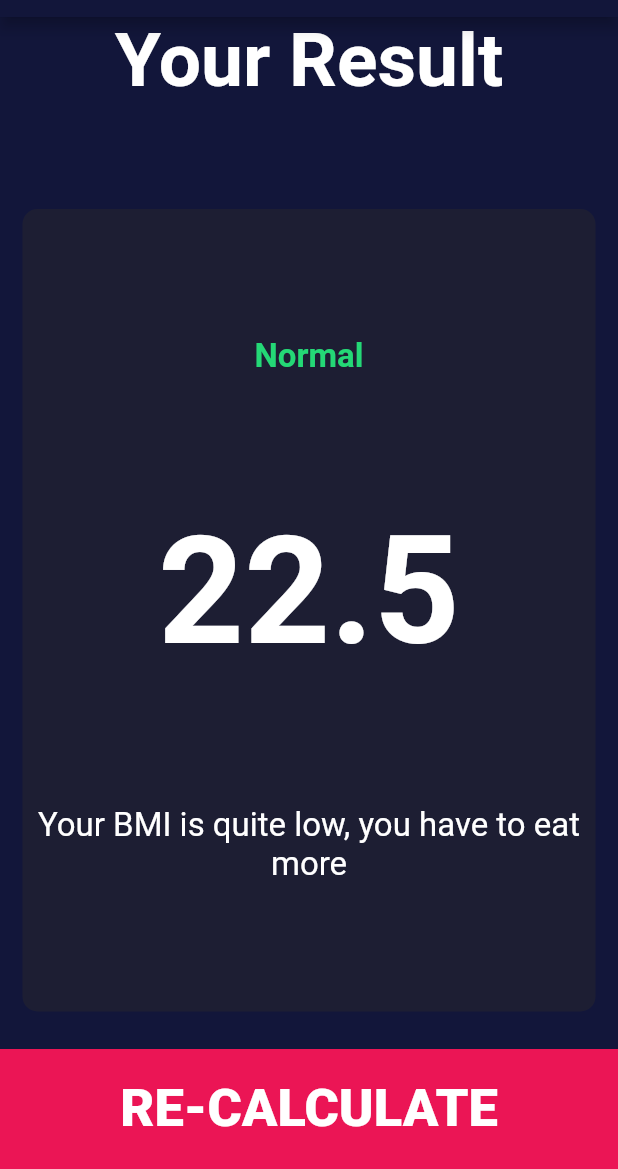
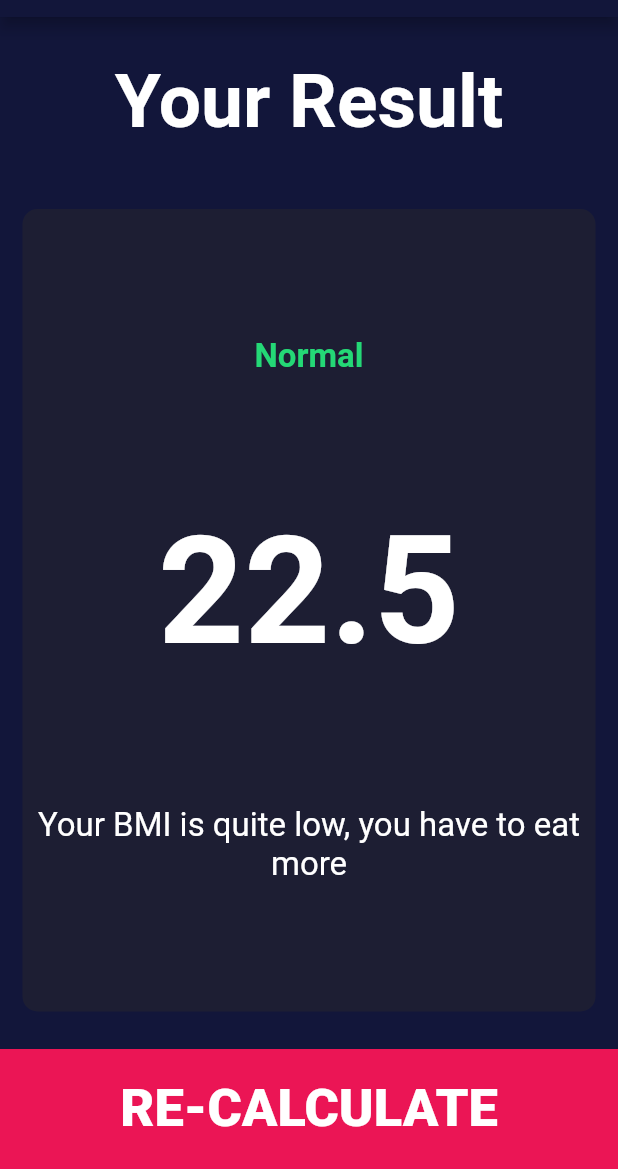
Before and after one commit to karoman0584/bmi_calculator_flutter, a Flutter app: the ResultsPage screen opened directly, on a phone screen of 412 x 824 dp, the part 67-1236 px from its top. Run offline on Flutter 3.47's test engine with Material 2 defaults, Android fonts, the phone set to English and light mode, and no system bars; our stand-ins replace font_awesome_flutter.

Commit message:
Organizing code into packages

```diff
--- a/lib/bottom_button.dart
+++ b/lib/components/bottom_button.dart
@@ -1,6 +1,6 @@
 import 'package:flutter/material.dart';
 
-import 'constants.dart';
+import '../constants.dart';
 
 class BottomButton extends StatelessWidget {
   final Function onTap;
--- a/lib/icon_content.dart
+++ b/lib/components/icon_content.dart
@@ -1,6 +1,6 @@
 import 'package:flutter/material.dart';
 
-import 'constants.dart';
+import 'package:bmi_calculator_flutter/constants.dart';
 
 class IconContent extends StatelessWidget {
   final IconData icon;
--- a/lib/main.dart
+++ b/lib/main.dart
@@ -1,6 +1,6 @@
 import 'package:flutter/material.dart';
 
-import 'input_page.dart';
+import 'screens/input_page.dart';
 
 void main() => runApp(BMICalculator());
 
--- a/lib/results_page.dart
+++ b/lib/screens/results_page.dart
@@ -1,8 +1,7 @@
+import 'package:bmi_calculator_flutter/components/bottom_button.dart';
+import 'package:bmi_calculator_flutter/components/reusable_card.dart';
 import 'package:bmi_calculator_flutter/constants.dart';
-import 'package:bmi_calculator_flutter/reusable_card.dart';
 import 'package:flutter/material.dart';
-
-import 'bottom_button.dart';
 
 class ResultsPage extends StatelessWidget {
   @override
@@ -16,10 +15,11 @@ class ResultsPage extends StatelessWidget {
         crossAxisAlignment: CrossAxisAlignment.stretch,
         children: [
           Expanded(
-            child: Text(
-              'Your Result',
-              textAlign: TextAlign.center,
-              style: kTitleTextStyle,
+            child: Center(
+              child: Text(
+                'Your Result',
+                style: kTitleTextStyle,
+              ),
             ),
           ),
           Expanded(
@@ -52,7 +52,7 @@ class ResultsPage extends StatelessWidget {
           ),
           BottomButton(
             onTap: () {
-
+              Navigator.pop(context);
             },
             title: 'RE-CALCULATE',
           ),
```
Also changed, not shown: lib/screens/input_page.dart (renamed from lib/input_page.dart, +6 -6 lines), lib/components/reusable_card.dart (renamed from lib/reusable_card.dart), lib/components/round_icon_button.dart (renamed from lib/round_icon_button.dart).
